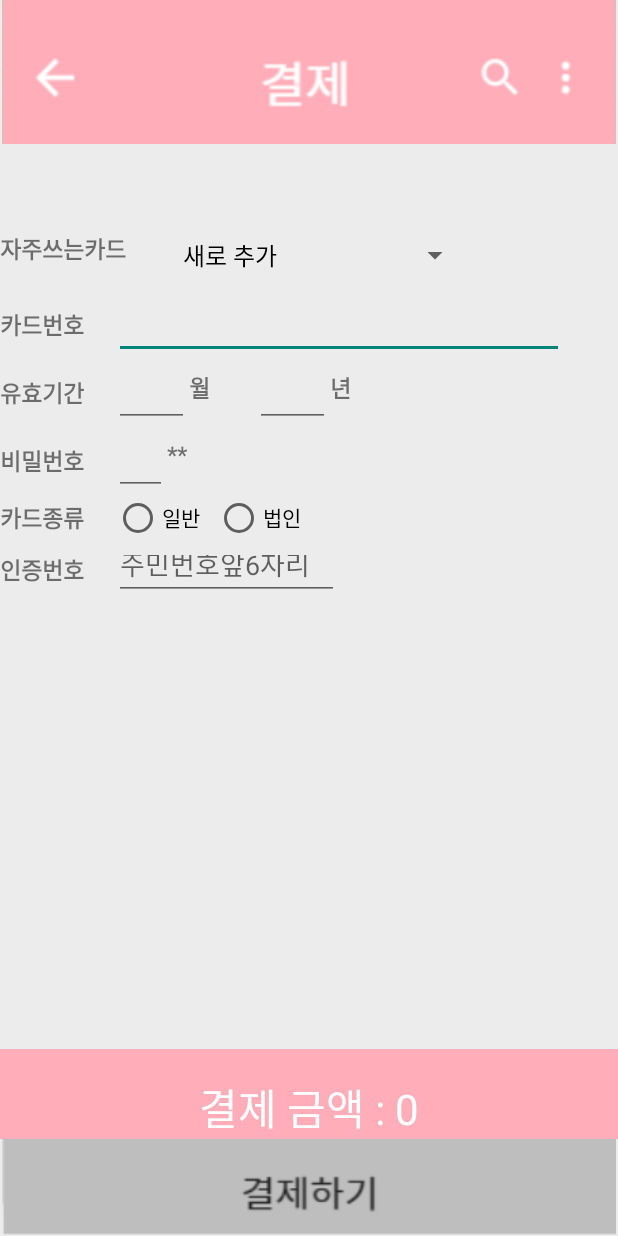
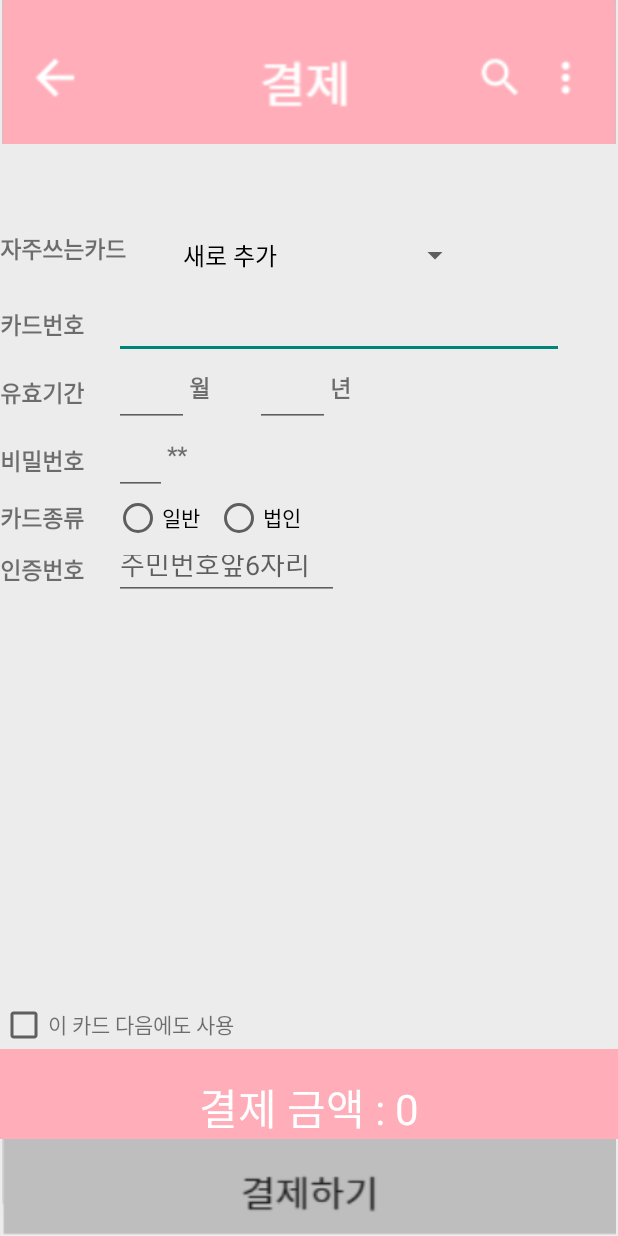
Before and after one commit to elppaaa/PC_Cafe_Master, an Android app: the Payment screen opened directly, with no data from a screen before it, on a phone screen of 412 x 824 dp. Run offline under Robolectric (Android 15) with nearby library versions, the phone set to English and light mode, and no system bars.

Commit message:
아모른직다

```diff
--- a/app/src/main/res/layout/addtime.xml
+++ b/app/src/main/res/layout/addtime.xml
@@ -6,6 +6,7 @@
     android:background="#ececec">
 
     <ImageView
+        android:layout_gravity="center"
         android:layout_width="200dp"
         android:layout_height="wrap_content"
         android:src="@drawable/addtimetitle"/>
@@ -250,6 +251,7 @@
         android:layout_gravity="center"
         android:background="#ececec"
         android:scaleType="fitCenter"
+        android:visibility="gone"
         android:src="@drawable/tomain"/>
 
 </LinearLayout>
--- a/app/src/main/res/layout/payment.xml
+++ b/app/src/main/res/layout/payment.xml
@@ -200,6 +200,21 @@
         android:layout_weight="1"
         android:orientation="vertical"
         >
+        <LinearLayout
+            android:layout_width="match_parent"
+            android:layout_height="wrap_content"
+            android:orientation="horizontal">
+            <CheckBox
+                android:id="@+id/chkAddCard"
+                android:layout_width="wrap_content"
+                android:layout_height="wrap_content"/>
+            <TextView
+                android:layout_width="wrap_content"
+                android:layout_height="wrap_content"
+                android:text="이 카드 다음에도 사용"/>
+        </LinearLayout>
+
+
         <TextView
             android:id="@+id/edtCardCost"
             android:layout_width="match_parent"
```
Also changed, not shown: app/src/main/java/ac/kr/project_20191121/DBHelper.java (+11 -1 lines), app/src/main/java/ac/kr/project_20191121/Payment.java (+67 -1 lines).
